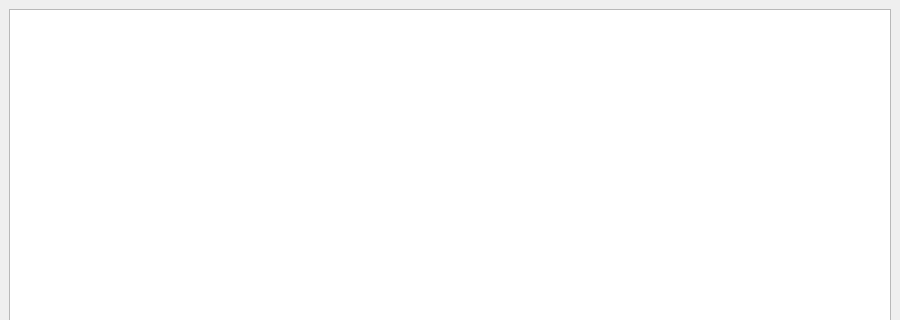
Above: mainwindow.ui from Doldidol/211_331_Neretin before the change; both pictures show x 0 to 900 and y 0 to 320 of the 900 by 500 pixel window. Below: the same form after it.
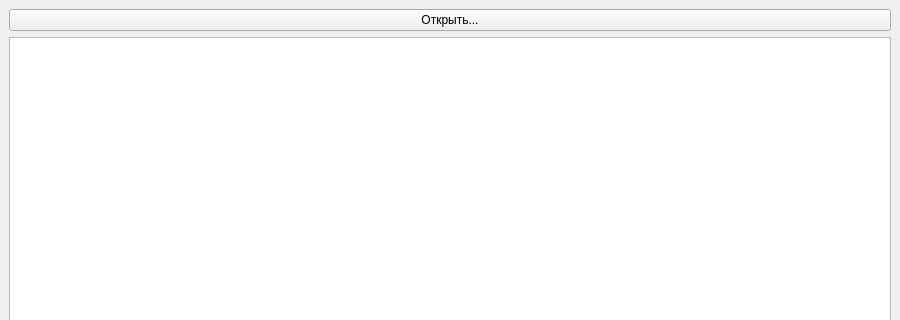
That is the form after the change.

Commit message: block1 commit3

What changed in the file:
```diff
--- a/mainwindow.ui
+++ b/mainwindow.ui
@@ -15,6 +15,15 @@
   </property>
   <widget class="QWidget" name="centralwidget">
    <layout class="QVBoxLayout" name="verticalLayout">
+    <!-- Кнопка "Открыть" -->
+    <item>
+     <widget class="QPushButton" name="openButton">
+      <property name="text">
+       <string>Открыть...</string>
+      </property>
+     </widget>
+    </item>
+    <!-- Таблица с данными -->
     <item>
      <widget class="QTableWidget" name="tableWidget">
       <property name="editTriggers">
```
The commit also changes 2 other files.
